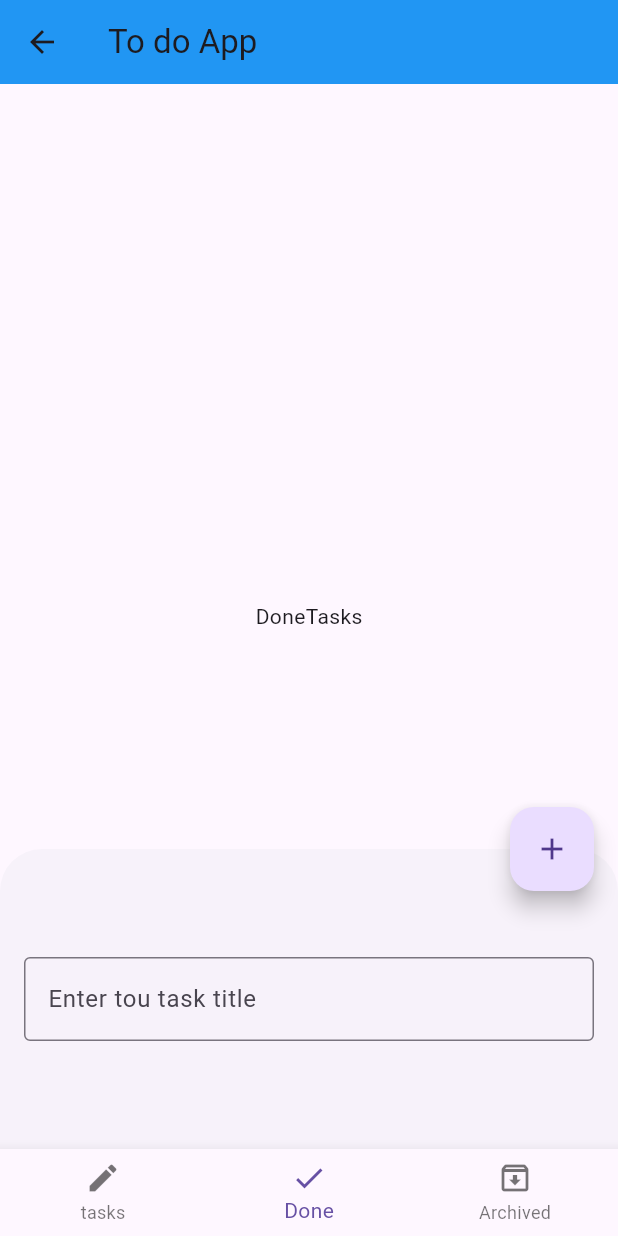
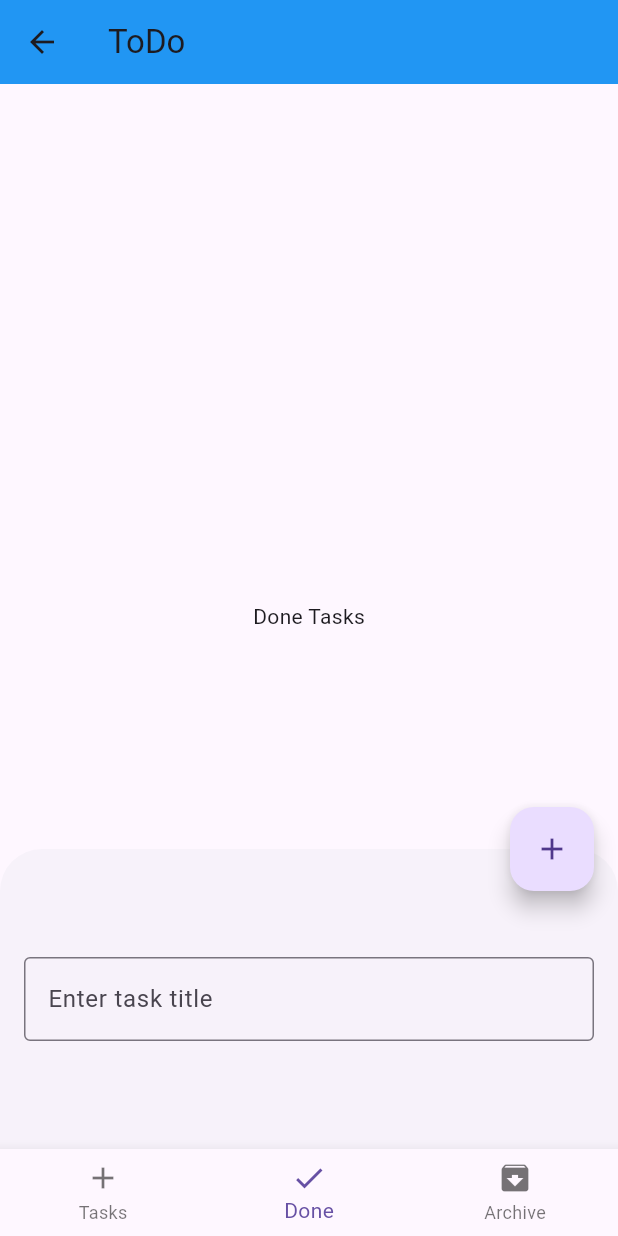
Before and after one commit to MahmoudElmaghraby/flutter-course, a Flutter app: the screen it shows after launch, item 2 of the bottom bar chosen, after a tap on the "edit" icon, on a phone screen of 412 x 824 dp. Run offline on Flutter 3.47's test engine with Material 3 defaults, Android fonts, the phone set to English and light mode, and no system bars; our stand-ins replace sqflite; accounts and stored records are empty.

Commit message:
create data base and new tasks screen

```diff
--- a/lib/main.dart
+++ b/lib/main.dart
@@ -1,5 +1,5 @@
 import 'package:flutter/material.dart';
-import 'package:flutter_application_1/testing/home_layout.dart';
+import 'package:flutter_application_1/todo/home.dart';
 
 void main() {
   runApp(MyApp());
@@ -10,7 +10,7 @@ class MyApp extends StatelessWidget {
   Widget build(BuildContext context) {
     return MaterialApp(
       debugShowCheckedModeBanner: false,
-      home: HomeLayout(),
+      home: HomeScreen(),
     );
   }
 }
--- a/lib/messanger_screen.dart
+++ b/lib/messanger_screen.dart
@@ -76,7 +76,7 @@ class MessangerScreen extends StatelessWidget {
                           child: const Icon(Icons.add),
                         ),
                         const SizedBox(height: 12),
-                        Text('Your Story'),
+                        Text('My Storysssssssssssssss'),
                       ], //Stack
                     ),
                     const SizedBox(width: 12),
--- a/lib/testing/archived_tasks_screen.dart
+++ b/lib/testing/archived_tasks_screen.dart
@@ -1,12 +1,12 @@
-import 'package:flutter/material.dart';
+// import 'package:flutter/material.dart';
 
-class ArchivedTasks extends StatelessWidget {
-  const ArchivedTasks({super.key});
+// class ArchivedTasks extends StatelessWidget {
+//   const ArchivedTasks({super.key});
 
-  @override
-  Widget build(BuildContext context) {
-    return Center(
-      child: Text('ArchivedTasks'),
-    );
-  }
-}
+//   @override
+//   Widget build(BuildContext context) {
+//     return Center(
+//       child: Text('ArchivedTasks'),
+//     );
+//   }
+// }
--- a/lib/testing/done_tasks_screen.dart
+++ b/lib/testing/done_tasks_screen.dart
@@ -1,12 +1,12 @@
-import 'package:flutter/material.dart';
+// import 'package:flutter/material.dart';
 
-class DoneTasks extends StatelessWidget {
-  const DoneTasks({super.key});
+// class DoneTasks extends StatelessWidget {
+//   const DoneTasks({super.key});
 
-  @override
-  Widget build(BuildContext context) {
-    return Center(
-      child: Text('DoneTasks'),
-    );
-  }
-}
+//   @override
+//   Widget build(BuildContext context) {
+//     return Center(
+//       child: Text('DoneTasks'),
+//     );
+//   }
+// }
--- a/lib/testing/home_layout.dart
+++ b/lib/testing/home_layout.dart
@@ -1,159 +1,159 @@
-// ignore_for_file: avoid_print
+// // ignore_for_file: avoid_print
 
-import 'package:flutter/material.dart';
-import 'package:flutter_application_1/testing/archived_tasks_screen.dart';
-import 'package:flutter_application_1/testing/done_tasks_screen.dart';
-import 'package:flutter_application_1/testing/new_tasks_screen.dart';
-// import 'package:sqflite/sqflite.dart';
+// import 'package:flutter/material.dart';
+// import 'package:flutter_application_1/testing/archived_tasks_screen.dart';
+// import 'package:flutter_application_1/testing/done_tasks_screen.dart';
+// import 'package:flutter_application_1/testing/new_tasks_screen.dart';
+// // import 'package:sqflite/sqflite.dart';
 
-class HomeLayout extends StatefulWidget {
-  const HomeLayout({super.key});
+// class HomeLayout extends StatefulWidget {
+//   const HomeLayout({super.key});
 
-  @override
-  State<HomeLayout> createState() => _HomeLayoutState();
-}
+//   @override
+//   State<HomeLayout> createState() => _HomeLayoutState();
+// }
 
-class _HomeLayoutState extends State<HomeLayout> {
-  int currentIndex = 0;
-  List<Map<dynamic, dynamic>> tasks = [];
-  // List<Widget> screens =  [
-  //   NewTasks(tasks: widget.tasks,),
-  //   DoneTasks(),
-  //   ArchivedTasks(),
-  // ];
-  var scaffoldKey = GlobalKey<ScaffoldState>();
-  bool isBottomSheetOpen = false;
-  // Database? database;
-  final TextEditingController titleController = TextEditingController();
+// class _HomeLayoutState extends State<HomeLayout> {
+//   int currentIndex = 0;
+//   List<Map<dynamic, dynamic>> tasks = [];
+//   // List<Widget> screens =  [
+//   //   NewTasks(tasks: widget.tasks,),
+//   //   DoneTasks(),
+//   //   ArchivedTasks(),
+//   // ];
+//   var scaffoldKey = GlobalKey<ScaffoldState>();
+//   bool isBottomSheetOpen = false;
+//   // Database? database;
+//   final TextEditingController titleController = TextEditingController();
 
-  // @override
-  // void initState() {
-  //   super.initState();
-  //   createDB();
-  // }
+//   // @override
+//   // void initState() {
+//   //   super.initState();
+//   //   createDB();
+//   // }
 
-  @override
-  Widget build(BuildContext context) {
-    return Scaffold(
-      key: scaffoldKey,
-      appBar: AppBar(
-        title: const Text('To do App'),
-        backgroundColor: Colors.blue,
-      ),
-      floatingActionButton: FloatingActionButton(
-        onPressed: () {
-          if (isBottomSheetOpen) {
-            // insertToDb(titleController.text).then((value) {
-            //   getDataFromDb(database).then((value) {
-            //     setState(() {
-            //       tasks = value!;
-            //     });
-            //     print(value);
-            //   }).catchError((err) {
-            //     print('error ${err.toString()}');
-            //   });
-            // });
+//   @override
+//   Widget build(BuildContext context) {
+//     return Scaffold(
+//       key: scaffoldKey,
+//       appBar: AppBar(
+//         title: const Text('To do App'),
+//         backgroundColor: Colors.blue,
+//       ),
+//       floatingActionButton: FloatingActionButton(
+//         onPressed: () {
+//           if (isBottomSheetOpen) {
+//             // insertToDb(titleController.text).then((value) {
+//             //   getDataFromDb(database).then((value) {
+//             //     setState(() {
+//             //       tasks = value!;
+//             //     });
+//             //     print(value);
+//             //   }).catchError((err) {
+//             //     print('error ${err.toString()}');
+//             //   });
+//             // });
 
-            Navigator.pop(context);
-            setState(() {
-              isBottomSheetOpen = false;
-            });
-          } else {
-            scaffoldKey.currentState?.showBottomSheet((context) => Container(
-                  padding: const EdgeInsets.all(16),
-                  width: double.infinity,
-                  height: 200,
-                  child: Center(
-                    child: TextFormField(
-                      controller: titleController,
-                      decoration: const InputDecoration(
-                        border: OutlineInputBorder(),
-                        hintText: 'Enter tou task title',
-                      ),
-                    ),
-                  ),
-                ));
-            setState(() {
-              isBottomSheetOpen = true;
-            });
-          }
-        },
-        child: Icon(isBottomSheetOpen ? Icons.add : Icons.edit),
-      ),
-      bottomNavigationBar: BottomNavigationBar(
-        currentIndex: currentIndex,
-        onTap: (index) {
-          setState(() {
-            currentIndex = index;
-          });
-        },
-        items: const [
-          BottomNavigationBarItem(
-            icon: Icon(Icons.edit),
-            label: 'tasks',
-          ),
-          BottomNavigationBarItem(
-            icon: Icon(Icons.done),
-            label: 'Done',
-          ),
-          BottomNavigationBarItem(
-            icon: Icon(Icons.archive_outlined),
-            label: 'Archived',
-          ),
-        ],
-      ),
-      body: currentIndex == 0
-          ? NewTasks(tasks: tasks)
-          : currentIndex == 1
-              ? const DoneTasks()
-              : const ArchivedTasks(),
-    );
-  }
+//             Navigator.pop(context);
+//             setState(() {
+//               isBottomSheetOpen = false;
+//             });
+//           } else {
+//             scaffoldKey.currentState?.showBottomSheet((context) => Container(
+//                   padding: const EdgeInsets.all(16),
+//                   width: double.infinity,
+//                   height: 200,
+//                   child: Center(
+//                     child: TextFormField(
+//                       controller: titleController,
+//                       decoration: const InputDecoration(
+//                         border: OutlineInputBorder(),
+//                         hintText: 'Enter tou task title',
+//                       ),
+//                     ),
+//                   ),
+//                 ));
+//             setState(() {
+//               isBottomSheetOpen = true;
+//             });
+//           }
+//         },
+//         child: Icon(isBottomSheetOpen ? Icons.add : Icons.edit),
+//       ),
+//       bottomNavigationBar: BottomNavigationBar(
+//         currentIndex: currentIndex,
+//         onTap: (index) {
+//           setState(() {
+//             currentIndex = index;
+//           });
+//         },
+//         items: const [
+//           BottomNavigationBarItem(
+//             icon: Icon(Icons.edit),
+//             label: 'tasks',
+//           ),
+//           BottomNavigationBarItem(
+//             icon: Icon(Icons.done),
+//             label: 'Done',
+//           ),
+//           BottomNavigationBarItem(
+//             icon: Icon(Icons.archive_outlined),
+//             label: 'Archived',
+//           ),
+//         ],
+//       ),
+//       body: currentIndex == 0
+//           ? NewTasks(tasks: tasks)
+//           : currentIndex == 1
+//               ? const DoneTasks()
+//               : const ArchivedTasks(),
+//     );
+//   }
 
-  // void createDB() async {
-  //   database = await openDatabase(
-  //     'todo.db',
-  //     version: 1,
-  //     onCreate: (db, version) {
-  //       print('db created');
-  //       db
-  //           .execute(
-  //               'CREATE TABLE tasks (id INTEGER PRIMARY KEY, title TEXT, date TEXT, time TEXT, status TEXT)')
-  //           .then((value) {
-  //         print('Table created');
-  //       }).catchError((error) {
-  //         print('error ${error.toString()}');
-  //       });
-  //     },
-  //     onOpen: (db) {
-  //       print('data base opened');
-  //       getDataFromDb(db).then((value) {
-  //         setState(() {
-  //           tasks = value!;
-  //         });
-  //         print(value);
-  //       }).catchError((err) {
-  //         print('error ${err.toString()}');
-  //       });
-  //     },
-  //   );
-  // }
+//   // void createDB() async {
+//   //   database = await openDatabase(
+//   //     'todo.db',
+//   //     version: 1,
+//   //     onCreate: (db, version) {
+//   //       print('db created');
+//   //       db
+//   //           .execute(
+//   //               'CREATE TABLE tasks (id INTEGER PRIMARY KEY, title TEXT, date TEXT, time TEXT, status TEXT)')
+//   //           .then((value) {
+//   //         print('Table created');
+//   //       }).catchError((error) {
+//   //         print('error ${error.toString()}');
+//   //       });
+//   //     },
+//   //     onOpen: (db) {
+//   //       print('data base opened');
+//   //       getDataFromDb(db).then((value) {
+//   //         setState(() {
+//   //           tasks = value!;
+//   //         });
+//   //         print(value);
+//   //       }).catchError((err) {
+//   //         print('error ${err.toString()}');
+//   //       });
+//   //     },
+//   //   );
+//   // }
 
-  // Future insertToDb(String title) {
-  //   return database!.transaction((txn) async {
-  //     await txn
-  //         .rawInsert(
-  //             'INSERT INTO tasks(title, date, time, status) VALUES("$title", "my date", "me time", "me status")')
-  //         .then((value) {
-  //       print('$value is inserted successfully');
-  //     }).catchError((error) {
-  //       print('error ${error.toString()}');
-  //     });
-  //   });
-  // }
+//   // Future insertToDb(String title) {
+//   //   return database!.transaction((txn) async {
+//   //     await txn
+//   //         .rawInsert(
+//   //             'INSERT INTO tasks(title, date, time, status) VALUES("$title", "my date", "me time", "me status")')
+//   //         .then((value) {
+//   //       print('$value is inserted successfully');
+//   //     }).catchError((error) {
+//   //       print('error ${error.toString()}');
+//   //     });
+//   //   });
+//   // }
 
-  // Future<List<Map<dynamic, dynamic>>?> getDataFromDb(database) async {
-  //   return await database?.rawQuery('SELECT * FROM tasks')
-  //       as List<Map<dynamic, dynamic>>?;
-  // }
-}
+//   // Future<List<Map<dynamic, dynamic>>?> getDataFromDb(database) async {
+//   //   return await database?.rawQuery('SELECT * FROM tasks')
+//   //       as List<Map<dynamic, dynamic>>?;
+//   // }
+// }
--- a/lib/testing/new_tasks_screen.dart
+++ b/lib/testing/new_tasks_screen.dart
@@ -1,22 +1,22 @@
-import 'package:flutter/material.dart';
+// import 'package:flutter/material.dart';
 
-class NewTasks extends StatelessWidget {
-  final List<Map<dynamic, dynamic>> tasks;
-  const NewTasks({super.key, required this.tasks});
+// class NewTasks extends StatelessWidget {
+//   final List<Map<dynamic, dynamic>> tasks;
+//   const NewTasks({super.key, required this.tasks});
 
-  @override
-  Widget build(BuildContext context) {
-    return ListView.separated(
-        itemBuilder: (context, index) {
-          return Text(tasks[index]['title']);
-        },
-        separatorBuilder: (context, index) {
-          return Container(
-            width: double.infinity,
-            height: 2,
-            color: Colors.grey,
-          );
-        },
-        itemCount: tasks.length);
-  }
-}
+//   @override
+//   Widget build(BuildContext context) {
+//     return ListView.separated(
+//         itemBuilder: (context, index) {
+//           return Text(tasks[index]['title']);
+//         },
+//         separatorBuilder: (context, index) {
+//           return Container(
+//             width: double.infinity,
+//             height: 2,
+//             color: Colors.grey,
+//           );
+//         },
+//         itemCount: tasks.length);
+//   }
+// }
--- /dev/null
+++ b/lib/todo/archived_tasks.dart
@@ -0,0 +1,12 @@
+import 'package:flutter/material.dart';
+
+class ArchivedTasks extends StatelessWidget {
+  const ArchivedTasks({super.key});
+
+  @override
+  Widget build(BuildContext context) {
+    return Center(
+      child: Text('Archived Tasks'),
+    );
+  }
+}
--- /dev/null
+++ b/lib/todo/done_tasks.dart
@@ -0,0 +1,12 @@
+import 'package:flutter/material.dart';
+
+class DoneTasks extends StatelessWidget {
+  const DoneTasks({super.key});
+
+  @override
+  Widget build(BuildContext context) {
+    return Center(
+      child: Text('Done Tasks'),
+    );
+  }
+}
--- /dev/null
+++ b/lib/todo/home.dart
@@ -0,0 +1,133 @@
+// ignore_for_file: avoid_print
+
+import 'package:flutter/material.dart';
+import 'package:flutter_application_1/todo/archived_tasks.dart';
+import 'package:flutter_application_1/todo/done_tasks.dart';
+import 'package:flutter_application_1/todo/new_tasks.dart';
+import 'package:sqflite/sqflite.dart';
+
+class HomeScreen extends StatefulWidget {
+  @override
+  State<HomeScreen> createState() => _HomeScreenState();
+}
+
+class _HomeScreenState extends State<HomeScreen> {
+  int currentIndex = 0;
+  List<Widget> screens = const [
+    NewTasks(),
+    DoneTasks(),
+    ArchivedTasks(),
+  ];
+  var scaffoldKey = GlobalKey<ScaffoldState>();
+  bool isBottomSheetOpen = false;
+  Database? database;
+  var titleController = TextEditingController();
+
+  @override
+  void initState() {
+    createDataBase();
+    super.initState();
+  }
+
+  @override
+  Widget build(BuildContext context) {
+    return Scaffold(
+      key: scaffoldKey,
+      floatingActionButton: FloatingActionButton(
+        onPressed: () {
+          if (isBottomSheetOpen) {
+            insertToDatabase(titleController.text);
+            Navigator.pop(context);
+            setState(() {
+              isBottomSheetOpen = false;
+            });
+          } else {
+            setState(() {
+              isBottomSheetOpen = true;
+            });
+            scaffoldKey.currentState?.showBottomSheet((context) {
+              return Container(
+                padding: const EdgeInsets.symmetric(horizontal: 16),
+                width: double.infinity,
+                height: 200,
+                child: Center(
+                  child: TextFormField(
+                    controller: titleController,
+                    decoration: const InputDecoration(
+                      border: OutlineInputBorder(),
+                      hintText: 'Enter task title',
+                    ),
+                  ),
+                ),
+              );
+            });
+          }
+        },
+        child: Icon(isBottomSheetOpen ? Icons.add : Icons.edit),
+      ),
+      appBar: AppBar(
+        title: const Text('ToDo'),
+        backgroundColor: Colors.blue,
+      ),
+      bottomNavigationBar: BottomNavigationBar(
+        onTap: (index) {
+          setState(() {
+            currentIndex = index;
+          });
+        },
+        currentIndex: currentIndex,
+        items: const [
+          BottomNavigationBarItem(
+            icon: Icon(Icons.add),
+            label: 'Tasks',
+          ),
+          BottomNavigationBarItem(
+            icon: Icon(Icons.done),
+            label: 'Done',
+          ),
+          BottomNavigationBarItem(
+            icon: Icon(Icons.archive),
+            label: 'Archive',
+          ),
+        ],
+      ),
+      body: screens[currentIndex],
+    );
+  }
+  // 1 . Create DB
+  // 2 . open DB
+  // 3 . Insert to DB
+  // 4 . Get from DB
+
+  void createDataBase() async {
+    database = await openDatabase(
+      'todo.db',
+      version: 1,
+      onCreate: (db, version) {
+        db.execute(
+            'CREATE TABLE tasks (id INTEGER PRIMARY KEY, title TEXT, status TEXT)');
+        print('database created');
+      },
+      onOpen: (db) {
+        print('database opend');
+        getFromDatabase(db);
+      },
+    );
+  }
+
+  void insertToDatabase(String title) async {
+    await database?.transaction((txn) async {
+      txn
+          .rawInsert('INSERT INTO tasks(title, status) VALUES("$title", "New")')
+          .then((value) {
+        print('row inserted with id $value');
+      });
+    });
+  }
+
+  void getFromDatabase(db) async {
+    List<Map<String, Object?>>? list =
+        await db?.rawQuery('SELECT * FROM tasks');
+    print('get from the data base $list');
+  }
+}
--- /dev/null
+++ b/lib/todo/new_tasks.dart
@@ -0,0 +1,21 @@
+import 'package:flutter/material.dart';
+
+class NewTasks extends StatelessWidget {
+  const NewTasks({super.key});
+
+  @override
+  Widget build(BuildContext context) {
+    return ListView.builder(
+      itemBuilder: (context, index) {
+        return Padding(
+          padding: const EdgeInsets.all(8.0),
+          child: Text(
+            'task title index $index',
+            style: const TextStyle(fontSize: 30),
+          ),
+        );
+      },
+      itemCount: 5,
+    );
+  }
+}
--- a/pubspec.yaml
+++ b/pubspec.yaml
@@ -35,6 +35,7 @@ dependencies:
   # The following adds the Cupertino Icons font to your application.
   # Use with the CupertinoIcons class for iOS style icons.
   cupertino_icons: ^1.0.6
+  sqflite: ^2.3.3
 
 dev_dependencies:
   flutter_test:
```
Also changed, not shown: pubspec.lock.
